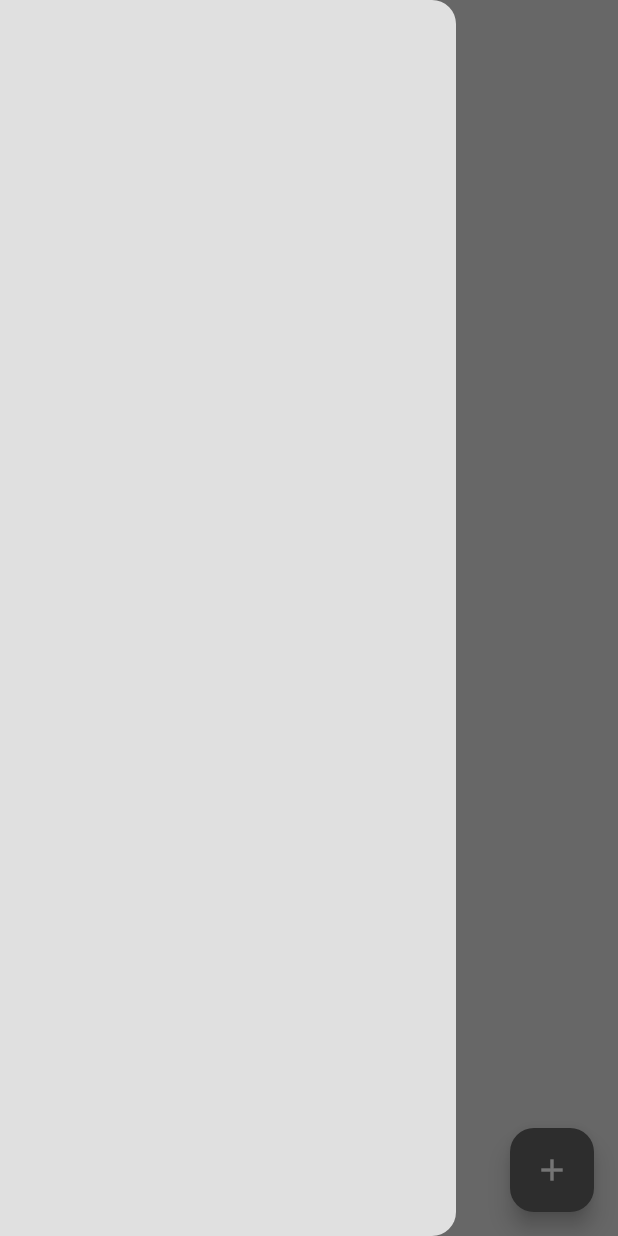
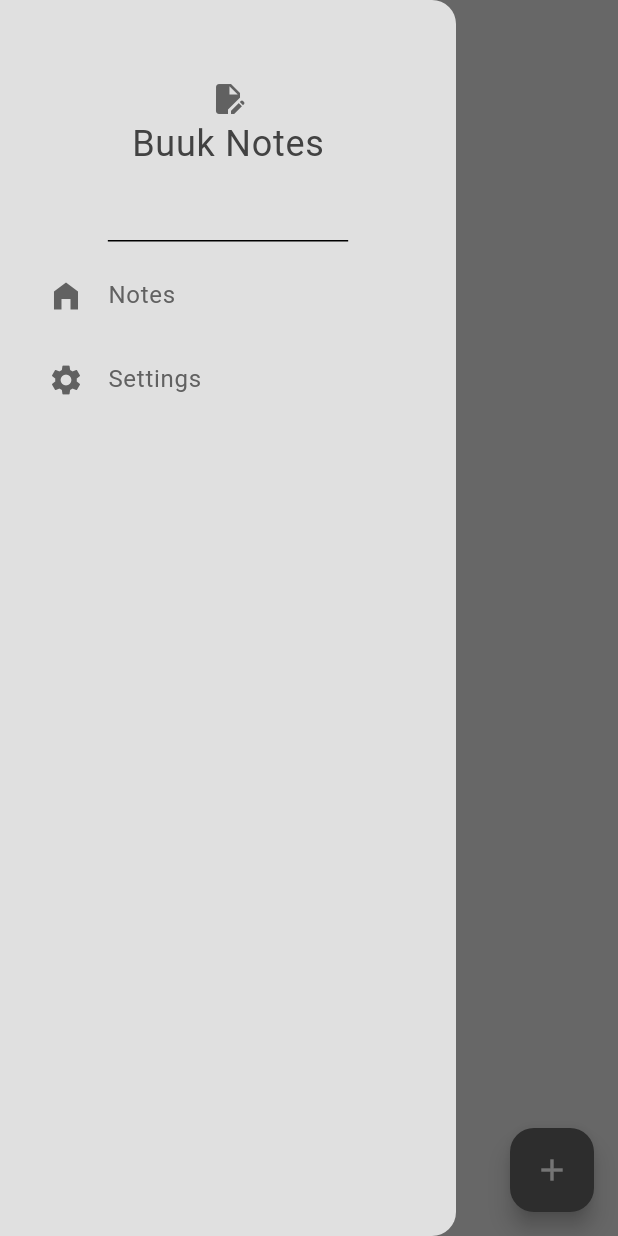
Before and after one commit to zienex0/Buuk-Notes-App, a Flutter app: the screen it shows after launch, with the side drawer open, on a phone screen of 412 x 824 dp. Run offline on Flutter 3.47's test engine with Material 3 defaults, Android fonts, the phone set to English and light mode, and no system bars; our stand-ins replace google_fonts, isar; accounts and stored records are empty; generated files the repository leaves out were written again.

Commit message:
Drawer with drawer tiles

```diff
--- /dev/null
+++ b/lib/components/drawer.dart
@@ -0,0 +1,51 @@
+import 'package:buuk/components/drawer_tile.dart';
+import 'package:flutter/material.dart';
+import 'package:google_fonts/google_fonts.dart';
+
+class MyDrawer extends StatelessWidget {
+  const MyDrawer({super.key});
+
+  @override
+  Widget build(BuildContext context) {
+    return Drawer(
+      backgroundColor: Theme.of(context).colorScheme.surface,
+      child: Column(
+        children: [
+          // header
+          DrawerHeader(
+            child: Column(
+              mainAxisAlignment: MainAxisAlignment.center,
+              children: [
+                Icon(
+                  Icons.edit_document,
+                  color: Theme.of(context).colorScheme.primary,
+                ),
+                Text(
+                  'Buuk Notes',
+                  style: GoogleFonts.dmSerifText(
+                      fontSize: 24,
+                      color: Theme.of(context).colorScheme.inversePrimary),
+                )
+              ],
+            ),
+          ),
+
+          // drawer tiles
+          DrawerTile(
+              title: 'Notes',
+              leading: Icon(
+                Icons.home_filled,
+                color: Theme.of(context).colorScheme.primary,
+              ),
+              onTap: () {}),
+
+          DrawerTile(
+              title: 'Settings',
+              leading: Icon(Icons.settings,
+                  color: Theme.of(context).colorScheme.primary),
+              onTap: () {}),
+        ],
+      ),
+    );
+  }
+}
--- /dev/null
+++ b/lib/components/drawer_tile.dart
@@ -0,0 +1,28 @@
+import 'package:flutter/material.dart';
+
+class DrawerTile extends StatelessWidget {
+  const DrawerTile(
+      {required this.title,
+      required this.leading,
+      required this.onTap,
+      super.key});
+
+  final String title;
+  final Widget leading;
+  final void Function()? onTap;
+
+  @override
+  Widget build(BuildContext context) {
+    return Padding(
+      padding: const EdgeInsets.only(left: 16.0),
+      child: ListTile(
+        title: Text(
+          title,
+          style: TextStyle(color: Theme.of(context).colorScheme.primary),
+        ),
+        leading: leading,
+        onTap: onTap,
+      ),
+    );
+  }
+}
--- a/lib/pages/notes_page.dart
+++ b/lib/pages/notes_page.dart
@@ -1,3 +1,4 @@
+import 'package:buuk/components/drawer.dart';
 import 'package:buuk/models/note.dart';
 import 'package:buuk/models/note_database.dart';
 import 'package:flutter/material.dart';
@@ -137,7 +138,7 @@ class _NotesPageState extends State<NotesPage> {
         backgroundColor: Colors.transparent,
         foregroundColor: Theme.of(context).colorScheme.primary,
       ),
-      drawer: Drawer(),
+      drawer: MyDrawer(),
 
       // add notes button
       floatingActionButton: FloatingActionButton(
```
